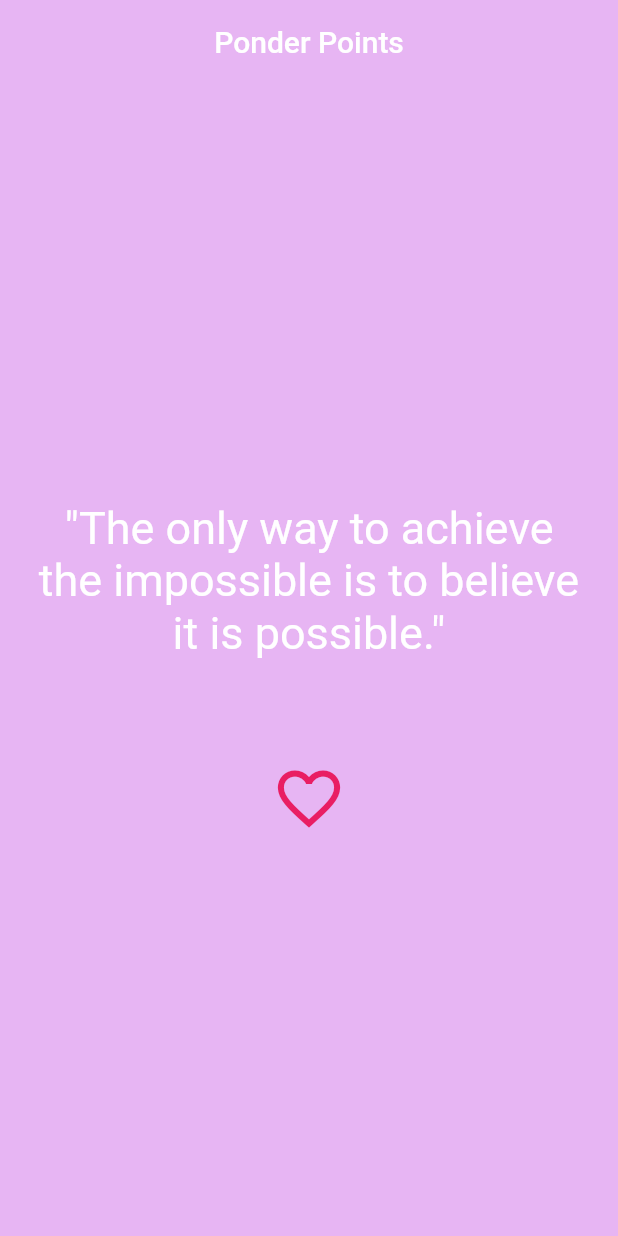
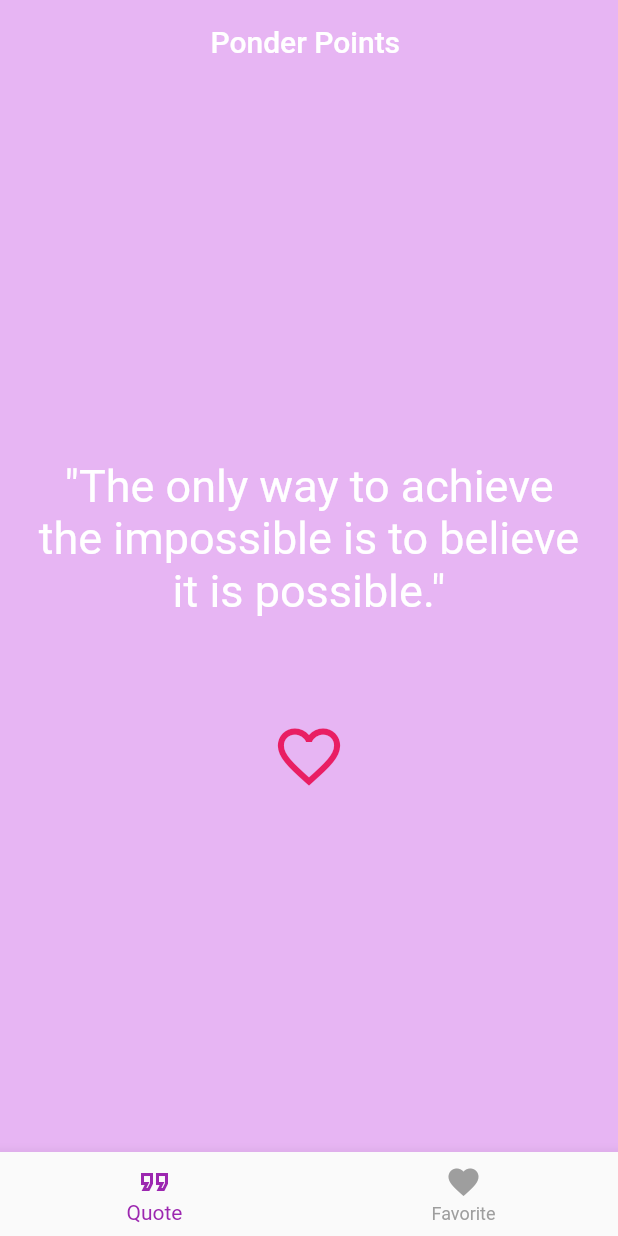
Before and after one commit to MiriamBaumgartner/ponder_points_app, a Flutter app: the screen it shows after launch, on a phone screen of 412 x 824 dp. Run offline on Flutter 3.47's test engine with Material 2 defaults, Android fonts, the phone set to English and light mode, and no system bars.

Commit message:
added bottomnavigationbar, appbar title

```diff
--- /dev/null
+++ b/lib/bird.dart
@@ -0,0 +1,15 @@
+class Bird {
+  final String color;
+
+  Bird(this.color);
+
+  void sing() {
+    print('sing sing');
+  }
+
+  void poo() {
+    sing();
+
+    print('poo');
+  }
+}
--- /dev/null
+++ b/lib/bottom_navigation_screen.dart
@@ -0,0 +1,57 @@
+import 'package:flutter/material.dart';
+import 'package:ponder_points_app/favorite_screen.dart';
+import 'package:ponder_points_app/quotes_screen.dart';
+
+class BottomNavigationScreen extends StatefulWidget {
+  const BottomNavigationScreen({super.key});
+
+  @override
+  State<BottomNavigationScreen> createState() => _BottomNavigationScreenState();
+}
+
+class _BottomNavigationScreenState extends State<BottomNavigationScreen> {
+  int selectedTab = 0;
+
+  List pages = [
+    const QuotesScreen(),
+    const FavoriteScreen(),
+  ];
+
+  void changeTab(int index) {
+    setState(() {
+      selectedTab = index;
+    });
+  }
+
+  @override
+  Widget build(BuildContext context) {
+    var activeTabTitle = 'Ponder Points ';
+    if (selectedTab == 1) {
+      activeTabTitle = 'Your Favorites';
+    }
+
+    return Scaffold(
+      appBar: AppBar(
+        backgroundColor: Color.fromARGB(255, 231, 181, 243),
+        elevation: 0,
+        centerTitle: true,
+        title: Text(activeTabTitle),
+      ),
+      body: pages[selectedTab],
+      bottomNavigationBar: BottomNavigationBar(
+        currentIndex: selectedTab,
+        onTap: (index) => changeTab(index),
+        selectedItemColor: Colors.purple,
+        unselectedItemColor: Colors.grey,
+        items: const [
+          BottomNavigationBarItem(
+            icon: Icon(Icons.format_quote_outlined),
+            label: 'Quote',
+          ),
+          const BottomNavigationBarItem(
+              icon: Icon(Icons.favorite), label: 'Favorite')
+        ],
+      ),
+    );
+  }
+}
--- a/lib/main.dart
+++ b/lib/main.dart
@@ -1,5 +1,7 @@
 import 'package:flutter/material.dart';
 import 'package:ponder_points_app/quotes_screen.dart';
+
+import 'bottom_navigation_screen.dart';
 
 void main() {
   runApp(const MyApp());
@@ -12,7 +14,7 @@ class MyApp extends StatelessWidget {
   Widget build(BuildContext context) {
     return const MaterialApp(
       title: 'Flutter Demo',
-      home: QuotesScreen(),
+      home: BottomNavigationScreen(),
     );
   }
 }
--- a/lib/quotes_screen.dart
+++ b/lib/quotes_screen.dart
@@ -24,14 +24,6 @@ class _QuotesScreenState extends State<QuotesScreen> {
   Widget build(BuildContext context) {
     return Scaffold(
       backgroundColor: Color.fromARGB(255, 231, 181, 243),
-      appBar: AppBar(
-        backgroundColor: Color.fromARGB(255, 231, 181, 243),
-        elevation: 0,
-        centerTitle: true,
-        title: const Text(
-          'Ponder Points',
-        ),
-      ),
       body: Center(
         child: Column(
           mainAxisAlignment: MainAxisAlignment.center,
```
